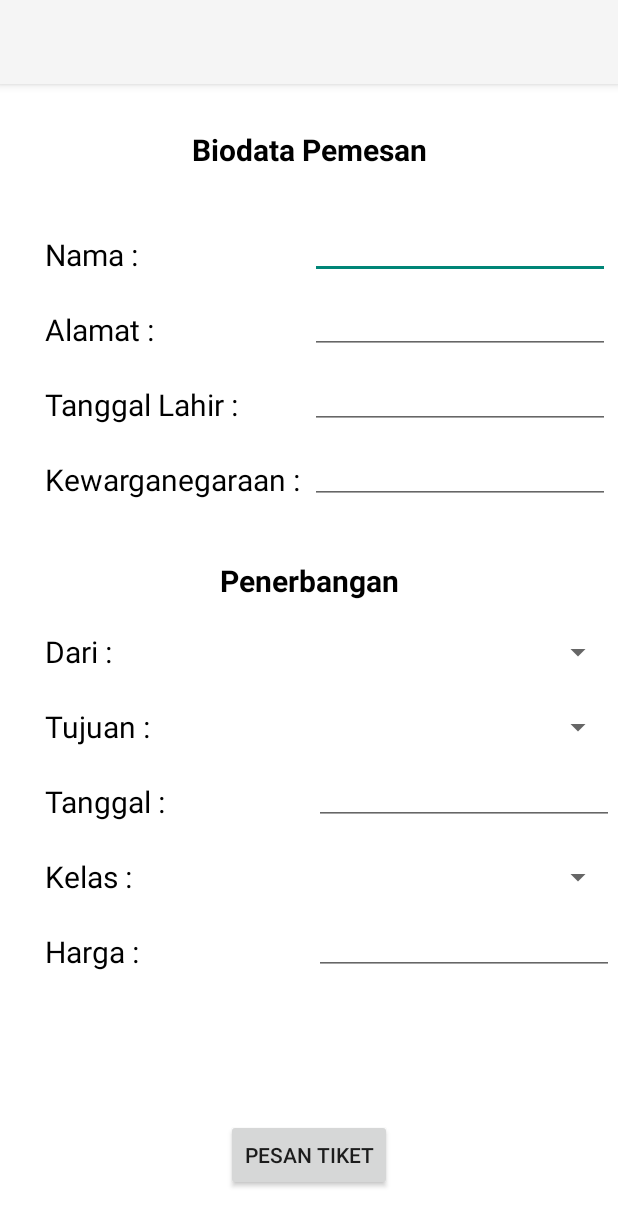
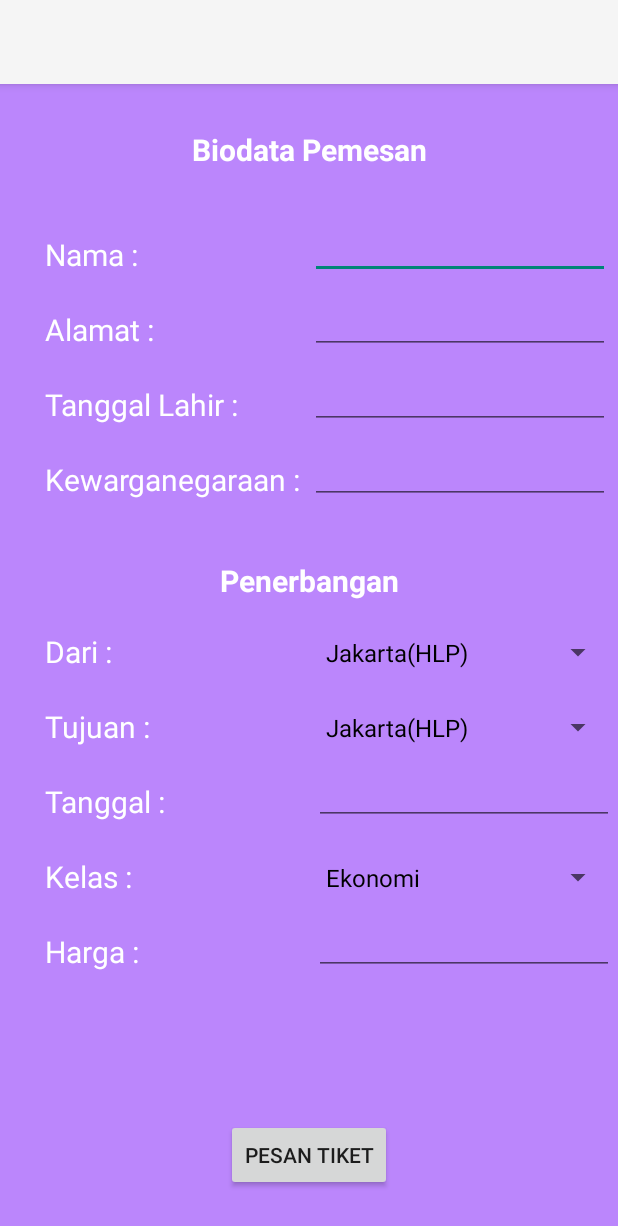
Before and after one commit to Ammardapi/GarudaAirlinesapp, an Android app: the biodata screen opened directly, with no data from a screen before it, on a phone screen of 412 x 824 dp. Shown: the top 1226 px of the screen. Run offline under Robolectric (Android 15) with nearby library versions, the phone set to English and light mode, and no system bars.

Commit message:
Initial commit

```diff
--- a/app/src/main/java/com/dapi/garudaairlines/MainActivity.java
+++ b/app/src/main/java/com/dapi/garudaairlines/MainActivity.java
@@ -14,6 +14,9 @@ import java.text.Normalizer;
 public class MainActivity extends AppCompatActivity {
     EditText editemail, editpassword;
     Button btnmasuk;
+
+    String email = "user";
+    String password = "password";
     @Override
     protected void onCreate(Bundle savedInstanceState) {
         super.onCreate(savedInstanceState);
@@ -26,15 +29,13 @@ public class MainActivity extends AppCompatActivity {
         btnmasuk.setOnClickListener(new View.OnClickListener() {
             @Override
             public void onClick(View view) {
-                String email = "user";
-                String password = "password";
-                if (email.equals("")) {
-                    Toast.makeText(MainActivity.this, "Email Atau Password Tidak Boleh Kosong!", Toast.LENGTH_LONG).show();
-                } else if (password.equals("")){
-                    Toast.makeText(MainActivity.this, "Email Atau Password Tidak Boleh Kosong!", Toast.LENGTH_LONG).show();
-                } else {
+
+                if (editemail.getText().toString().equalsIgnoreCase(email)&&editpassword.getText().toString().equalsIgnoreCase(password)) {
                     Intent intent = new Intent(MainActivity.this, biodata.class);
                     startActivity(intent);
+
+                } else {
+                    Toast.makeText(MainActivity.this, "Email Atau Password Tidak Boleh Kosong!", Toast.LENGTH_LONG).show();
                 }
             }
         });
--- a/app/src/main/java/com/dapi/garudaairlines/biodata.java
+++ b/app/src/main/java/com/dapi/garudaairlines/biodata.java
@@ -5,6 +5,7 @@ import androidx.appcompat.app.AppCompatActivity;
 import android.content.Intent;
 import android.os.Bundle;
 import android.view.View;
+import android.widget.ArrayAdapter;
 import android.widget.Button;
 import android.widget.EditText;
 import android.widget.Spinner;
@@ -13,6 +14,10 @@ public class biodata extends AppCompatActivity {
     EditText nama, alamat, ttl, kwg, harga;
     Spinner dari, tujuan, kelas;
     Button btnpesan;
+
+    public String arraydari [] = {"Jakarta(HLP)","Denpasar(DPS)","Lombok (LOP)"};
+    public String arraytujuan [] = {"Jakarta(HLP)","Denpasar(DPS)","Lombok (LOP)"};
+    public String arraykelas [] = {"Ekonomi","Bisnis"};
 
     @Override
     protected void onCreate(Bundle savedInstanceState) {
@@ -29,6 +34,13 @@ public class biodata extends AppCompatActivity {
         kelas = (Spinner) findViewById(R.id.sp_kelas);
         btnpesan = (Button) findViewById(R.id.btn_pesantiket);
 
+        ArrayAdapter adapter = new ArrayAdapter(biodata.this, androidx.appcompat.R.layout.support_simple_spinner_dropdown_item,arraydari);
+        dari.setAdapter(adapter);
+        ArrayAdapter adaptertujuan = new ArrayAdapter(biodata.this, androidx.appcompat.R.layout.support_simple_spinner_dropdown_item,arraytujuan);
+        tujuan.setAdapter(adaptertujuan);
+        ArrayAdapter adapterkelas = new ArrayAdapter(biodata.this, androidx.appcompat.R.layout.support_simple_spinner_dropdown_item,arraykelas);
+        kelas.setAdapter(adapterkelas);
+
 
         btnpesan.setOnClickListener(new View.OnClickListener() {
             @Override
@@ -39,5 +51,7 @@ public class biodata extends AppCompatActivity {
         });
 
 
+
+
     }
 }
--- a/app/src/main/res/layout/activity_biodata.xml
+++ b/app/src/main/res/layout/activity_biodata.xml
@@ -4,7 +4,7 @@
     xmlns:tools="http://schemas.android.com/tools"
     android:layout_width="match_parent"
     android:layout_height="match_parent"
-    android:background="@color/white"
+    android:background="@color/purple_200"
     tools:context=".biodata">
 
     <TextView
@@ -15,7 +15,7 @@
         android:layout_marginTop="100dp"
         android:text="Nama :"
         android:textSize="20dp"
-        android:textColor="@color/black"
+        android:textColor="@color/white"
         app:layout_constraintStart_toStartOf="parent"
         app:layout_constraintTop_toTopOf="parent"
         tools:ignore="DuplicateIds" />
@@ -28,7 +28,7 @@
             android:layout_marginTop="20dp"
             android:text="Alamat :"
             android:textSize="20dp"
-            android:textColor="@color/black"
+            android:textColor="@color/white"
             app:layout_constraintStart_toStartOf="parent"
             app:layout_constraintTop_toBottomOf="@+id/textView3" />
 
@@ -40,7 +40,7 @@
             android:layout_marginTop="20dp"
             android:text="Tanggal Lahir :"
             android:textSize="20dp"
-            android:textColor="@color/black"
+            android:textColor="@color/white"
             app:layout_constraintStart_toStartOf="parent"
             app:layout_constraintTop_toBottomOf="@+id/textView4" />
 
@@ -52,61 +52,57 @@
             android:layout_marginTop="20dp"
             android:text="Kewarganegaraan :"
             android:textSize="20dp"
-            android:textColor="@color/black"
+            android:textColor="@color/white"
             app:layout_constraintStart_toStartOf="parent"
             app:layout_constraintTop_toBottomOf="@+id/textView5" />
 
     <EditText
         android:id="@+id/editnama"
         android:layout_width="200dp"
-        android:layout_height="30dp"
-        android:layout_marginTop="100dp"
+        android:layout_height="40dp"
+        android:layout_marginTop="90dp"
         android:layout_marginEnd="5dp"
-        android:textSize="15dp"
-        android:textColor="@color/black"
         android:inputType="textPersonName"
         android:text=""
+        android:textColor="@color/white"
         app:layout_constraintEnd_toEndOf="parent"
         app:layout_constraintTop_toTopOf="parent" />
 
     <EditText
         android:id="@+id/editalamat"
         android:layout_width="200dp"
-            android:layout_height="30dp"
-            android:layout_marginTop="20dp"
+        android:layout_height="40dp"
+        android:layout_marginTop="10dp"
         android:layout_marginEnd="5dp"
-            android:textSize="15dp"
-            android:textColor="@color/black"
         android:inputType="textPersonName"
         android:text=""
+        android:textColor="@color/white"
         app:layout_constraintEnd_toEndOf="parent"
         app:layout_constraintTop_toBottomOf="@+id/editnama" />
 
     <EditText
         android:id="@+id/editttl"
         android:layout_width="200dp"
-            android:layout_height="30dp"
-            android:layout_marginTop="20dp"
+        android:layout_height="40dp"
+        android:layout_marginTop="10dp"
         android:layout_marginEnd="5dp"
         android:ems="10"
-            android:textSize="15dp"
-            android:textColor="@color/black"
         android:inputType="textPersonName"
         android:text=""
+        android:textColor="@color/white"
         app:layout_constraintEnd_toEndOf="parent"
         app:layout_constraintTop_toBottomOf="@+id/editalamat" />
 
     <EditText
         android:id="@+id/editkw"
         android:layout_width="200dp"
-            android:layout_height="30dp"
-            android:layout_marginTop="20dp"
+        android:layout_height="40dp"
+        android:layout_marginTop="10dp"
         android:layout_marginEnd="5dp"
         android:ems="10"
-            android:textSize="15dp"
-            android:textColor="@color/black"
         android:inputType="textPersonName"
         android:text=""
+        android:textColor="@color/white"
         app:layout_constraintEnd_toEndOf="parent"
         app:layout_constraintTop_toBottomOf="@+id/editttl" />
 
@@ -118,7 +114,7 @@
             android:text="Penerbangan"
             android:textSize="20dp"
             android:textStyle="bold"
-            android:textColor="@color/black"
+            android:textColor="@color/white"
             app:layout_constraintEnd_toEndOf="parent"
             app:layout_constraintHorizontal_bias="0.5"
             app:layout_constraintStart_toStartOf="parent"
@@ -133,7 +129,7 @@
         android:layout_marginTop="20dp"
         android:text="Dari :"
         android:textSize="20dp"
-        android:textColor="@color/black"
+        android:textColor="@color/white"
         app:layout_constraintStart_toStartOf="parent"
         app:layout_constraintTop_toBottomOf="@+id/textView7" />
 
@@ -145,7 +141,7 @@
             android:layout_marginTop="20dp"
             android:text="Tujuan :"
             android:textSize="20dp"
-            android:textColor="@color/black"
+            android:textColor="@color/white"
             app:layout_constraintStart_toStartOf="parent"
             app:layout_constraintTop_toBottomOf="@+id/textView8" />
 
@@ -157,7 +153,7 @@
             android:layout_marginTop="20dp"
             android:text="Tanggal :"
             android:textSize="20dp"
-            android:textColor="@color/black"
+            android:textColor="@color/white"
             app:layout_constraintStart_toStartOf="parent"
             app:layout_constraintTop_toBottomOf="@+id/textView9" />
 
@@ -169,7 +165,7 @@
             android:layout_marginTop="20dp"
             android:text="Kelas :"
             android:textSize="20dp"
-            android:textColor="@color/black"
+            android:textColor="@color/white"
             app:layout_constraintStart_toStartOf="parent"
             app:layout_constraintTop_toBottomOf="@+id/textView10" />
 
@@ -181,7 +177,7 @@
         android:text="Biodata Pemesan"
         android:textSize="20dp"
         android:textStyle="bold"
-        android:textColor="@color/black"
+        android:textColor="@color/white"
         app:layout_constraintEnd_toEndOf="parent"
         app:layout_constraintHorizontal_bias="0.5"
         app:layout_constraintStart_toStartOf="parent"
@@ -190,13 +186,13 @@
     <EditText
         android:id="@+id/edittanggal"
         android:layout_width="200dp"
-        android:layout_height="30dp"
+        android:layout_height="40dp"
         android:layout_marginStart="2dp"
-        android:layout_marginTop="20dp"
+        android:layout_marginTop="10dp"
         android:layout_marginEnd="5dp"
         android:ems="10"
-        android:textColor="@color/black"
         android:inputType="date"
+        android:textColor="@color/white"
         app:layout_constraintEnd_toEndOf="parent"
         app:layout_constraintStart_toEndOf="@+id/textView10"
         app:layout_constraintTop_toBottomOf="@+id/sp_tujuan"
@@ -220,8 +216,6 @@
         android:layout_marginStart="2dp"
         android:layout_marginTop="84dp"
         android:layout_marginEnd="5dp"
-        android:textColor="@color/black"
-        android:outlineSpotShadowColor="@color/black"
         app:layout_constraintEnd_toEndOf="parent"
         app:layout_constraintStart_toEndOf="@+id/textView8"
         app:layout_constraintTop_toBottomOf="@+id/editkw"
@@ -234,8 +228,6 @@
             android:layout_marginStart="2dp"
             android:layout_marginTop="20dp"
             android:layout_marginEnd="5dp"
-            android:textColor="@color/black"
-            android:outlineSpotShadowColor="@color/black"
             app:layout_constraintEnd_toEndOf="parent"
             app:layout_constraintStart_toEndOf="@+id/textView9"
             app:layout_constraintTop_toBottomOf="@+id/sp_dari" />
@@ -247,8 +239,6 @@
             android:layout_marginStart="2dp"
             android:layout_marginTop="20dp"
             android:layout_marginEnd="5dp"
-            android:outlineSpotShadowColor="@color/black"
-            android:textColor="@color/black"
             app:layout_constraintEnd_toEndOf="parent"
             app:layout_constraintStart_toEndOf="@+id/textView11"
             app:layout_constraintTop_toBottomOf="@+id/edittanggal" />
@@ -261,20 +251,20 @@
             android:layout_marginTop="20dp"
             android:text="Harga :"
             android:textSize="20dp"
-            android:textColor="@color/black"
+            android:textColor="@color/white"
             app:layout_constraintStart_toStartOf="parent"
             app:layout_constraintTop_toBottomOf="@+id/textView11" />
 
     <EditText
         android:id="@+id/editharga"
         android:layout_width="200dp"
-            android:layout_height="30dp"
+        android:layout_height="40dp"
         android:layout_marginStart="2dp"
-            android:layout_marginTop="20dp"
+        android:layout_marginTop="10dp"
         android:layout_marginEnd="5dp"
         android:ems="10"
-            android:textColor="@color/black"
         android:inputType="number"
+        android:textColor="@color/white"
         app:layout_constraintEnd_toEndOf="parent"
         app:layout_constraintStart_toEndOf="@+id/textView14"
         app:layout_constraintTop_toBottomOf="@+id/sp_kelas" />
```
Lines whose indentation alone changed are shown as unchanged.
